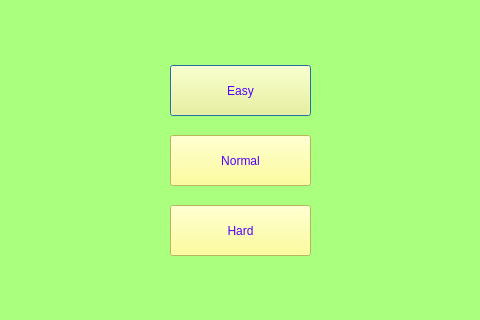
Old version of the form GUI/GUI_sudoku/window1.ui in the repository teeraphat147258/Group12SudokuGame; both pictures show x 230 to 710 and y 255 to 575 of the 1000 by 800 pixel window.
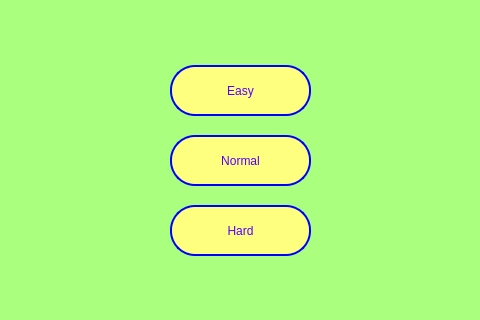
New version of the form.

Diff of the .ui file:
```diff
--- a/GUI/GUI_sudoku/window1.ui
+++ b/GUI/GUI_sudoku/window1.ui
@@ -22,11 +22,7 @@
 	color: rgb(85, 0, 255);
 	font: 70pt &quot;Century Gothic&quot;;
 }
-QPushButton{
-	font: 15pt &quot;Century Gothic&quot;;
-	background-color: rgb(255, 255, 127);
-	color: rgb(85, 0, 255);
-}</string>
+</string>
   </property>
   <widget class="QPushButton" name="pushButton_easy">
    <property name="geometry">
@@ -37,6 +33,25 @@
      <height>51</height>
     </rect>
    </property>
+   <property name="styleSheet">
+    <string notr="true">QPushButton{
+	font: 15pt &quot;Century Gothic&quot;;
+	background-color: rgb(255, 255, 127);
+	color: rgb(85, 0, 255);
+	border-radius:25px;
+	border-width:2px;
+	border-style:solid;
+	border-color: rgb(0, 0, 255);
+}
+
+QPushButton:hover{
+
+	background-color: rgb(197, 197, 98);
+	border-color: rgb(0, 0, 255);
+}
+
+</string>
+   </property>
    <property name="text">
     <string>Easy</string>
    </property>
@@ -50,6 +65,25 @@
      <height>51</height>
     </rect>
    </property>
+   <property name="styleSheet">
+    <string notr="true">QPushButton{
+	font: 15pt &quot;Century Gothic&quot;;
+	background-color: rgb(255, 255, 127);
+	color: rgb(85, 0, 255);
+	border-radius:25px;
+	border-width:2px;
+	border-style:solid;
+	border-color: rgb(0, 0, 255);
+}
+
+QPushButton:hover{
+
+	background-color: rgb(197, 197, 98);
+	border-color: rgb(0, 0, 255);
+}
+
+</string>
+   </property>
    <property name="text">
     <string>Normal</string>
    </property>
@@ -63,6 +97,25 @@
      <height>51</height>
     </rect>
    </property>
+   <property name="styleSheet">
+    <string notr="true">QPushButton{
+	font: 15pt &quot;Century Gothic&quot;;
+	background-color: rgb(255, 255, 127);
+	color: rgb(85, 0, 255);
+	border-radius:25px;
+	border-width:2px;
+	border-style:solid;
+	border-color: rgb(0, 0, 255);
+}
+
+QPushButton:hover{
+
+	background-color: rgb(197, 197, 98);
+	border-color: rgb(0, 0, 255);
+}
+
+</string>
+   </property>
    <property name="text">
     <string>Hard</string>
    </property>
```
